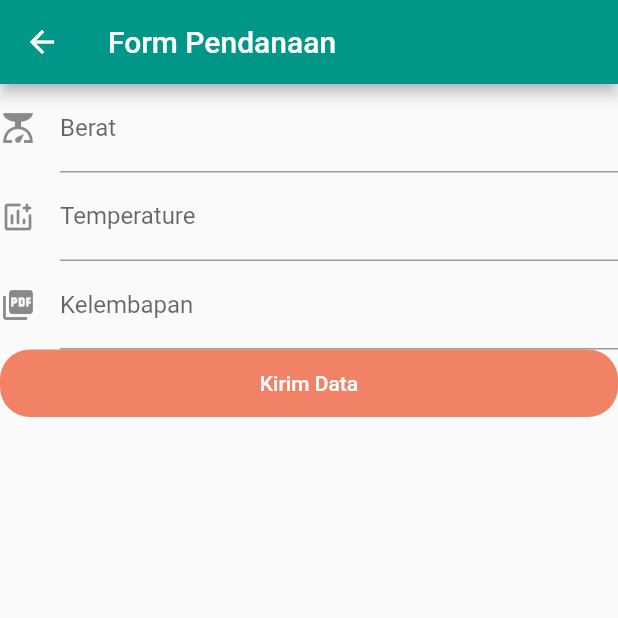
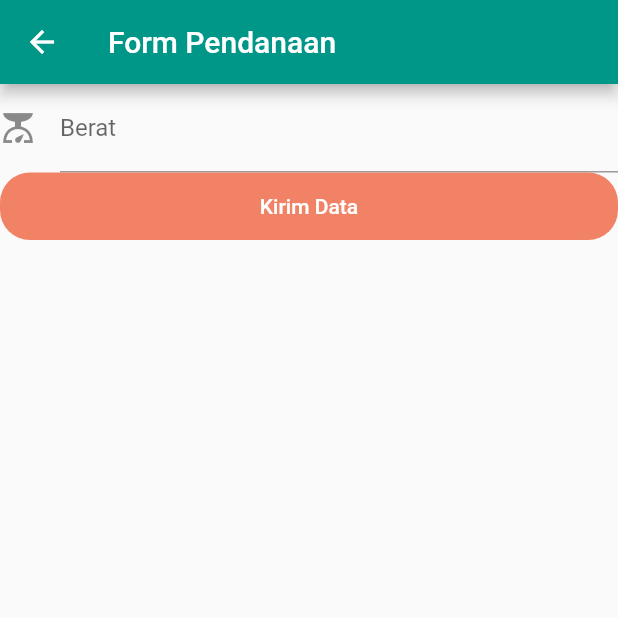
Before and after one commit to farrellmochammad/mobilefinancialsupplychain, a Flutter app: the FileInput screen opened directly with empty values, after a tap on "Kirim Data", on a phone screen of 412 x 824 dp, the top half of it. Run offline on Flutter 3.47's test engine with Material 2 defaults, Android fonts, the phone set to English and light mode, and no system bars; our stand-ins replace flutter_login, flutter_secure_storage; missing offline and left inert: advance_pdf_viewer; accounts and stored records are empty; network calls fail; Roboto replaces fonts that are missing (NotoSans, OpenSans).

Commit message:
Remove temperature and humidity data

```diff
--- a/lib/monitoring_screen.dart
+++ b/lib/monitoring_screen.dart
@@ -52,7 +52,8 @@ class MonitoringList extends StatelessWidget {
                     child: ListTile(
                       leading: FlutterLogo(),
                       title: Text("Nik : " + snapshot.data[index]['nik']),
-                      subtitle: Text("Jumlah Kolam : " + snapshot.data[index]['number_of_ponds'].toString() +
+                      subtitle: Text("Jumlah Kolam : " + snapshot
+                          .data[index]['number_of_ponds'].toString() +
                           " \nJumlah Pendanaan : Rp " + snapshot
                           .data[index]['amount_of_fund'].toString() +
                           " \nTipe Ikan : " +
@@ -213,12 +214,7 @@ class _DetailMonitoringScreen extends State<MonitoringDetailScreen> {
                           subtitle: Text(
                               "Tanggal : " + snapshot.data[index]['Timestamp'] +
                                   "\nBerat : " +
-                                  snapshot.data[index]['Weight'].toString() +
-                                  "\nTemperatur : " +
-                                  snapshot.data[index]['Temperature']
-                                      .toString() + "\nKelembapan : " +
-                                  snapshot.data[index]['Humidity'].toString()),
-
+                                  snapshot.data[index]['Weight'].toString()),
                         ),
                       );
                     });
@@ -233,7 +229,7 @@ class _DetailMonitoringScreen extends State<MonitoringDetailScreen> {
         onPressed: () {
           Navigator.of(context).push(MaterialPageRoute(
               builder: (context) => FileInput(fundid: widget.fundid)))
-          .then((value) => null);
+              .then((value) => null);
         },
         backgroundColor: Colors.green,
         child: const Icon(Icons.add),
@@ -280,14 +276,11 @@ class FileInputFormState extends State<FileInputForm> {
   // and allows validation of the form.
   final _formKey = GlobalKey<FormState>();
   final TextEditingController _weightController = TextEditingController();
-  final TextEditingController _temperatureController = TextEditingController();
-  final TextEditingController _humidityController = TextEditingController();
 
 
   Future<Response>? _futureResponse;
 
-  Future<Response> _insertMonitoring(int weight, int temperature,
-      int humidity) async {
+  Future<Response> _insertMonitoring(int weight) async {
     var token = await storage.read(key: 'token');
     final response = await http.post(
       Uri.parse('http://localhost:2021/monitoring_pond'),
@@ -298,8 +291,6 @@ class FileInputFormState extends State<FileInputForm> {
       body: jsonEncode(<String, dynamic>{
         'fund_id': widget.fundid,
         'weight': weight,
-        'temperature': temperature,
-        'humidity': humidity
       }),
     );
 
@@ -316,14 +307,16 @@ class FileInputFormState extends State<FileInputForm> {
 
   FutureBuilder<Response> buildFutureBuilder() {
     return FutureBuilder<Response>(
-      future: _futureResponse ,
+      future: _futureResponse,
       builder: (context, snapshot) {
         if (snapshot.hasData) {
-          return AlertComponent().CreateAlertDialog(context, snapshot.data!.status);
+          return AlertComponent().CreateAlertDialog(
+              context, snapshot.data!.status);
         }
 
         if (snapshot.hasError) {
-          return AlertComponent().CreateAlertDialog(context, snapshot.error.toString());
+          return AlertComponent().CreateAlertDialog(
+              context, snapshot.error.toString());
         }
 
         return const CircularProgressIndicator();
@@ -348,34 +341,7 @@ class FileInputFormState extends State<FileInputForm> {
             return null;
           },
         ),
-        TextFormField(
-          controller: _temperatureController,
-          decoration: const InputDecoration(
-            icon: const Icon(Icons.add_chart_rounded),
-            hintText: 'Dalam celcius',
-            labelText: 'Temperature',
-          ),
-          validator: (value) {
-            if (value == null || value.isEmpty) {
-              return 'Please enter some text';
-            }
-            return null;
-          },
-        ),
-        TextFormField(
-          controller: _humidityController,
-          decoration: const InputDecoration(
-            icon: const Icon(Icons.picture_as_pdf),
-            hintText: 'Dalam RH',
-            labelText: 'Kelembapan',
-          ),
-          validator: (value) {
-            if (value == null || value.isEmpty) {
-              return 'Please enter some text';
-            }
-            return null;
-          },
-        ),
+
         Container(
           width: 200,
           height: 45,
@@ -389,9 +355,7 @@ class FileInputFormState extends State<FileInputForm> {
             onPressed: () {
               setState(() {
                 _futureResponse = _insertMonitoring(
-                    int.parse(_weightController.text),
-                    int.parse(_temperatureController.text),
-                    int.parse(_humidityController.text));
+                    int.parse(_weightController.text));
               });
             },
             child: Text(
@@ -422,9 +386,10 @@ class Response {
 
   Response({required this.status});
 
-  String getResponseStatus(){
+  String getResponseStatus() {
     return this.status;
   }
+
   factory Response.fromJson(Map<String, dynamic> json) {
     return Response(
       status: json['status'],
```
